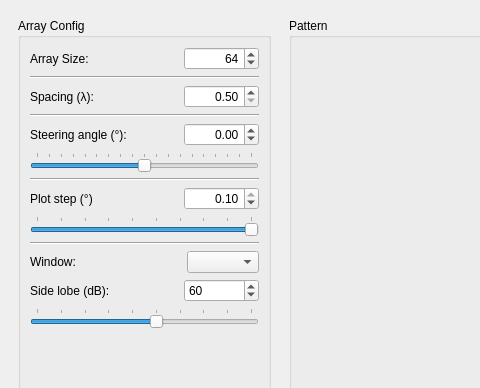
Old version of the form array_analysis.ui in the repository rookiepeng/antenna-array-analysis; both pictures show x 0 to 480 and y 0 to 388 of the 1067 by 767 pixel window.
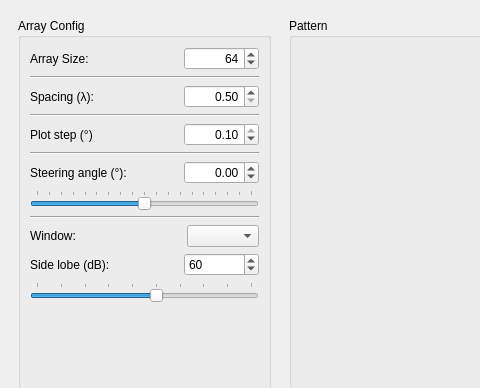
New version of the form.

Commit message: remove plot step slider

```diff
--- a/array_analysis.ui
+++ b/array_analysis.ui
@@ -166,6 +166,62 @@
          </property>
         </widget>
        </item>
+       <item>
+        <layout class="QHBoxLayout" name="horizontalLayout_5">
+         <item>
+          <widget class="QLabel" name="label_5">
+           <property name="text">
+            <string>Plot step (°)</string>
+           </property>
+          </widget>
+         </item>
+         <item>
+          <spacer name="horizontalSpacer_4">
+           <property name="orientation">
+            <enum>Qt::Horizontal</enum>
+           </property>
+           <property name="sizeHint" stdset="0">
+            <size>
+             <width>40</width>
+             <height>20</height>
+            </size>
+           </property>
+          </spacer>
+         </item>
+         <item>
+          <widget class="QDoubleSpinBox" name="doubleSpinBox_Step">
+           <property name="minimumSize">
+            <size>
+             <width>75</width>
+             <height>0</height>
+            </size>
+           </property>
+           <property name="alignment">
+            <set>Qt::AlignRight|Qt::AlignTrailing|Qt::AlignVCenter</set>
+           </property>
+           <property name="minimum">
+            <double>0.010000000000000</double>
+           </property>
+           <property name="maximum">
+            <double>0.100000000000000</double>
+           </property>
+           <property name="singleStep">
+            <double>0.010000000000000</double>
+           </property>
+           <property name="value">
+            <double>0.100000000000000</double>
+           </property>
+          </widget>
+         </item>
+        </layout>
+       </item>
+       <item>
+        <widget class="Line" name="line_3">
+         <property name="orientation">
+          <enum>Qt::Horizontal</enum>
+         </property>
+        </widget>
+       </item>
        <item>
         <layout class="QHBoxLayout" name="horizontalLayout">
          <item>
@@ -240,84 +296,6 @@
          </property>
         </widget>
        </item>
-       <item>
-        <widget class="Line" name="line_3">
-         <property name="orientation">
-          <enum>Qt::Horizontal</enum>
-         </property>
-        </widget>
-       </item>
-       <item>
-        <layout class="QHBoxLayout" name="horizontalLayout_5">
-         <item>
-          <widget class="QLabel" name="label_5">
-           <property name="text">
-            <string>Plot step (°)</string>
-           </property>
-          </widget>
-         </item>
-         <item>
-          <spacer name="horizontalSpacer_4">
-           <property name="orientation">
-            <enum>Qt::Horizontal</enum>
-           </property>
-           <property name="sizeHint" stdset="0">
-            <size>
-             <width>40</width>
-             <height>20</height>
-            </size>
-           </property>
-          </spacer>
-         </item>
-         <item>
-          <widget class="QDoubleSpinBox" name="doubleSpinBox_Step">
-           <property name="minimumSize">
-            <size>
-             <width>75</width>
-             <height>0</height>
-            </size>
-           </property>
-           <property name="alignment">
-            <set>Qt::AlignRight|Qt::AlignTrailing|Qt::AlignVCenter</set>
-           </property>
-           <property name="minimum">
-            <double>0.010000000000000</double>
-           </property>
-           <property name="maximum">
-            <double>0.100000000000000</double>
-           </property>
-           <property name="singleStep">
-            <double>0.010000000000000</double>
-           </property>
-           <property name="value">
-            <double>0.100000000000000</double>
-           </property>
-          </widget>
-         </item>
-        </layout>
-       </item>
-       <item>
-        <widget class="QSlider" name="horizontalSlider_Step">
-         <property name="minimum">
-          <number>1</number>
-         </property>
-         <property name="maximum">
-          <number>10</number>
-         </property>
-         <property name="pageStep">
-          <number>1</number>
-         </property>
-         <property name="sliderPosition">
-          <number>10</number>
-         </property>
-         <property name="orientation">
-          <enum>Qt::Horizontal</enum>
-         </property>
-         <property name="tickPosition">
-          <enum>QSlider::TicksAbove</enum>
-         </property>
-        </widget>
-       </item>
        <item>
         <widget class="Line" name="line_4">
          <property name="orientation">
```
Left out of the diff: 5 changed lines with no effect on the pictures. The commit also changes 1 other file.
